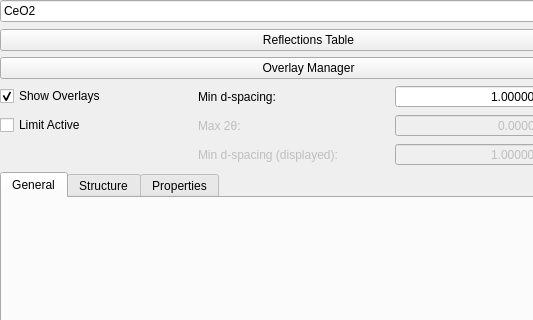
Old version of the form hexrd/ui/resources/ui/materials_panel.ui in the repository HEXRD/hexrdgui; both pictures show x 0 to 533 and y 0 to 320 of the 617 by 469 pixel window.
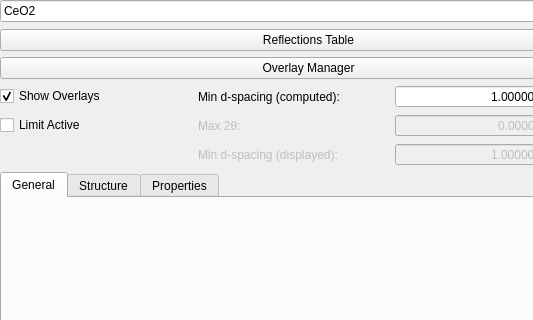
New version of the form. Custom widgets are drawn as their Qt base class.

Commit message:
Clarify tooltips and labels for min d-spacing
This clarifies that one of the min d-spacings is "computed", while
the other is "displayed".

This also fixes some of the tooltip explanations.

Diff of the .ui file:
```diff
--- a/hexrd/ui/resources/ui/materials_panel.ui
+++ b/hexrd/ui/resources/ui/materials_panel.ui
@@ -262,7 +262,7 @@
         <string>&lt;html&gt;&lt;head/&gt;&lt;body&gt;&lt;p&gt;The minimum d-spacing for the HKLs to be generated by hexrd.&lt;/p&gt;&lt;/body&gt;&lt;/html&gt;</string>
        </property>
        <property name="text">
-        <string>Min d-spacing:</string>
+        <string>Min d-spacing (computed):</string>
        </property>
       </widget>
      </item>
```
Left out of the diff: 4 changed lines with no effect on the pictures.
